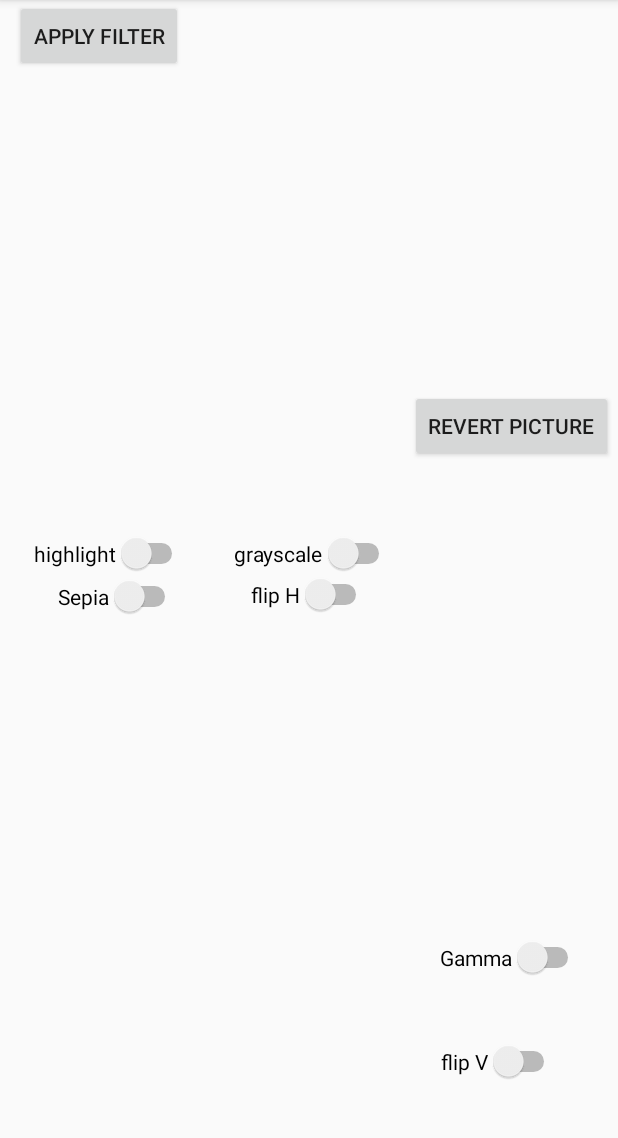
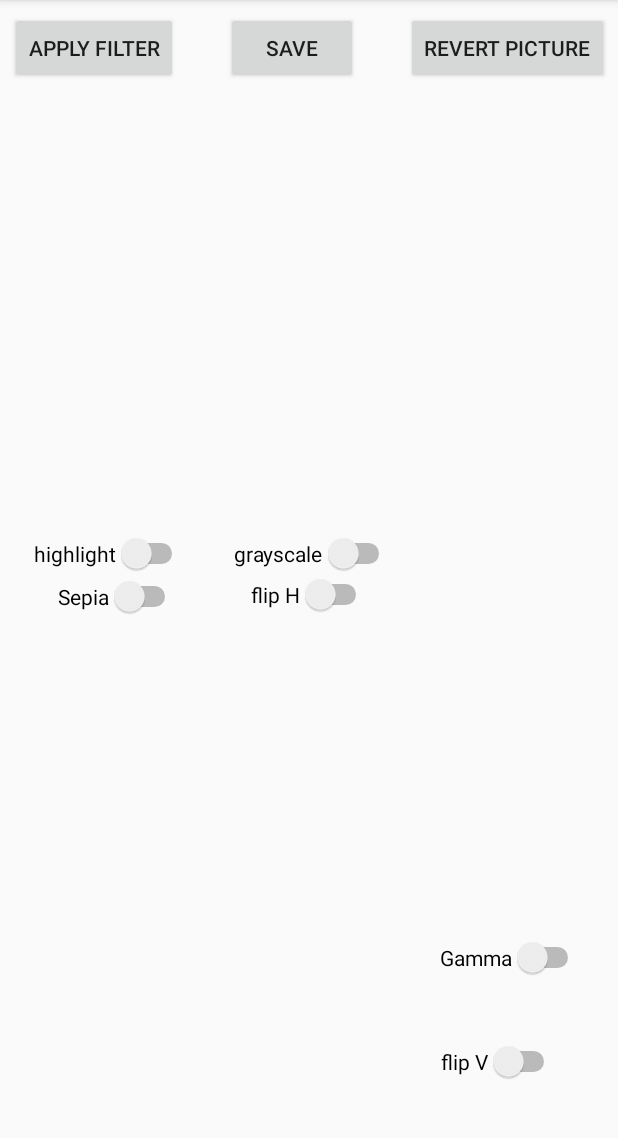
Before and after one commit to acarteas/Teaching-MobileApps, an Android app: the Activity2 screen opened directly, with no data from a screen before it, after a tap on "REVERT PICTURE", on a phone screen of 412 x 824 dp, the part 84-1222 px from its top. Run offline under Robolectric (Android 15) with nearby library versions, the phone set to English and light mode, and no system bars.

Commit message:
fixed layout button issue.  added save option to external harddrive.  added toast on save complete.

```diff
--- a/projects/project 2/JKP2/app/src/main/AndroidManifest.xml
+++ b/projects/project 2/JKP2/app/src/main/AndroidManifest.xml
@@ -1,6 +1,9 @@
 <?xml version="1.0" encoding="utf-8"?>
 <manifest xmlns:android="http://schemas.android.com/apk/res/android"
     package="com.kinne.jack.jkp2">
+
+    <uses-permission android:name="android.permission.WRITE_EXTERNAL_STORAGE" />
+    <uses-permission android:name="android.permission.VIBRATE" />
 
     <application
         android:allowBackup="true"
--- a/projects/project 2/JKP2/app/src/main/java/com/kinne/jack/jkp2/Activity2.java
+++ b/projects/project 2/JKP2/app/src/main/java/com/kinne/jack/jkp2/Activity2.java
@@ -1,5 +1,6 @@
 package com.kinne.jack.jkp2;
 //Jack Daniel Kinne.  Project 2.  Mobile Apps CS 480.
+import android.content.Context;
 import android.content.Intent;
 import android.graphics.Bitmap;
 import android.graphics.BlurMaskFilter;
@@ -8,13 +9,23 @@ import android.graphics.Color;
 import android.graphics.Matrix;
 import android.graphics.Paint;
 import android.graphics.PorterDuff;
+import android.net.Uri;
+import android.os.Environment;
+import android.os.Vibrator;
+import android.provider.MediaStore;
 import android.support.v7.app.AppCompatActivity;
 import android.os.Bundle;
 import android.view.View;
 import android.widget.Button;
 import android.widget.ImageView;
 import android.widget.Switch;
+import android.widget.Toast;
 
+import java.io.File;
+import java.io.FileOutputStream;
+import java.text.SimpleDateFormat;
+import java.time.Instant;
+import java.util.Date;
 import java.util.Random;
 
 public class Activity2 extends AppCompatActivity {
@@ -26,6 +37,8 @@ public class Activity2 extends AppCompatActivity {
     Bitmap bitmap;
     //button for applying filters
     Button applyFilterButton;
+    //button for saving file
+    Button saveButton;
 
     //switches
     Switch highlightSwitch;
@@ -34,6 +47,9 @@ public class Activity2 extends AppCompatActivity {
     Switch sepiaSwitch;
     Switch flipVSwitch;
     Switch flipHSwitch;
+
+    //vibrate
+    //Vibrator v = (Vibrator) getSystemService(Context.VIBRATOR_SERVICE);
 
     @Override
     protected void onCreate(Bundle savedInstanceState) {
@@ -48,6 +64,10 @@ public class Activity2 extends AppCompatActivity {
         bitmap = getIntent().getParcelableExtra("bitmap");
         savedPic = (ImageView)findViewById(R.id.imageView2);
         savedPic.setImageBitmap(bitmap);
+
+        //save a file
+        saveButton = (Button) findViewById(R.id.saveButton);
+        saveButton.setOnClickListener(new Activity2.saveAPic());
 
         //apply filters
         applyFilterButton = (Button) findViewById(R.id.applyFilterButton);
@@ -256,11 +276,14 @@ public class Activity2 extends AppCompatActivity {
         @Override
         public void onClick(View view) {
 
+            //vibrate on button click
+            //v.vibrate(300);
+
             //mutable bitmapping, so we can change colors.  placed here to only apply selected effects.
             Bitmap mutableBitmap = bitmap.copy(Bitmap.Config.ARGB_8888, true);
             //Canvas canvas = new Canvas(mutableBitmap);
 
-            //TODO: implement color manipulations as multiple
+            //photo manipulations
             if ( highlightSwitch.isChecked() ){
                 //highlight the image
                 mutableBitmap = doHighlightImage(bitmap);
@@ -286,13 +309,13 @@ public class Activity2 extends AppCompatActivity {
                 savedPic.setImageBitmap(mutableBitmap);
             }
             if ( flipVSwitch.isChecked() ){
-                //sepia the image
+                //flip vertical the image
                 mutableBitmap = flip(mutableBitmap, 1);
                 savedPic =(ImageView)  findViewById(R.id.imageView2);
                 savedPic.setImageBitmap(mutableBitmap);
             }
             if ( flipHSwitch.isChecked() ){
-                //sepia the image
+                //flip horizontal the image
                 mutableBitmap = flip(mutableBitmap, 2);
                 savedPic =(ImageView)  findViewById(R.id.imageView2);
                 savedPic.setImageBitmap(mutableBitmap);
@@ -301,13 +324,74 @@ public class Activity2 extends AppCompatActivity {
         }
     }
 
-    //change activity
+
+    //save a file
+    private static void saveImage(Bitmap finalBitmap) {
+
+        String root = Environment.getExternalStorageDirectory().getAbsolutePath();
+        File myDir = new File(root + "/saved_images");
+        myDir.mkdirs();
+
+        //date string
+        SimpleDateFormat sdf1 = new SimpleDateFormat("dd.MM.yy");
+        String currentDateandTime = sdf1.format(new Date());
+
+        String fname = "Image-"+ currentDateandTime +".jpg";
+        File file = new File (myDir, fname);
+        if (file.exists ()) file.delete ();
+        try {
+            FileOutputStream out = new FileOutputStream(file);
+            finalBitmap.compress(Bitmap.CompressFormat.JPEG, 90, out);
+            out.flush();
+            out.close();
+
+        } catch (Exception e) {
+            e.printStackTrace();
+        }
+    }
+
+    class saveAPic implements  Button.OnClickListener{
+        @Override
+        public void onClick(View view) {
+
+            //vibrate on button click
+            //v.vibrate(300);
+
+            //TODO: SAVE A FILE!
+
+            Bitmap saveMe = savedPic.getDrawingCache();
+            saveImage(saveMe);
+
+
+            Toast.makeText(getApplicationContext(), "Picture Saved!", Toast.LENGTH_SHORT).show();
+
+        }
+    }
+
+
+
+
+
+
+    //revert image
     class changeActivity implements  Button.OnClickListener{
         @Override
         public void onClick(View view) {
-            //to go back to the first activity.
-            //startActivity(new Intent(getApplicationContext(),MainActivity.class));
+            //revert image back to original
             savedPic.setImageBitmap(bitmap);
+
+            //vibrate on button click
+            //v.vibrate(300);
+
+            //reset all switches!  (switches get stitches)
+            highlightSwitch.setChecked(false);
+            grayscaleSwitch.setChecked(false);
+            doGammaSwitch.setChecked(false);
+            sepiaSwitch.setChecked(false);
+            flipVSwitch.setChecked(false);
+            flipHSwitch.setChecked(false);
+
+
         }
     }
 
--- a/projects/project 2/JKP2/app/src/main/res/layout/activity_2.xml
+++ b/projects/project 2/JKP2/app/src/main/res/layout/activity_2.xml
@@ -10,14 +10,16 @@
         android:id="@+id/backButton"
         android:layout_width="wrap_content"
         android:layout_height="wrap_content"
-        android:layout_marginBottom="460dp"
-        android:layout_marginEnd="3dp"
-        android:layout_marginStart="261dp"
+        android:layout_marginBottom="8dp"
+        android:layout_marginEnd="16dp"
+        android:layout_marginStart="16dp"
+        android:layout_marginTop="8dp"
         android:text="Revert Picture"
         app:layout_constraintBottom_toBottomOf="parent"
         app:layout_constraintEnd_toEndOf="parent"
-        app:layout_constraintHorizontal_bias="1.0"
-        app:layout_constraintStart_toStartOf="parent" />
+        app:layout_constraintStart_toEndOf="@+id/saveButton"
+        app:layout_constraintTop_toTopOf="parent"
+        app:layout_constraintVertical_bias="0.0" />
 
     <ImageView
         android:id="@+id/imageView2"
@@ -111,9 +113,30 @@
         android:id="@+id/applyFilterButton"
         android:layout_width="wrap_content"
         android:layout_height="wrap_content"
-        android:layout_marginStart="10dp"
+        android:layout_marginBottom="8dp"
+        android:layout_marginEnd="16dp"
+        android:layout_marginStart="16dp"
+        android:layout_marginTop="8dp"
         android:text="Apply Filter"
+        app:layout_constraintBottom_toTopOf="@+id/imageView2"
+        app:layout_constraintEnd_toStartOf="@+id/saveButton"
         app:layout_constraintStart_toStartOf="parent"
-        tools:layout_editor_absoluteY="3dp" />
+        app:layout_constraintTop_toTopOf="parent"
+        app:layout_constraintVertical_bias="0.0" />
+
+    <Button
+        android:id="@+id/saveButton"
+        android:layout_width="wrap_content"
+        android:layout_height="wrap_content"
+        android:layout_marginBottom="8dp"
+        android:layout_marginEnd="16dp"
+        android:layout_marginStart="16dp"
+        android:layout_marginTop="8dp"
+        android:text="Save"
+        app:layout_constraintBottom_toTopOf="@+id/imageView2"
+        app:layout_constraintEnd_toStartOf="@+id/backButton"
+        app:layout_constraintStart_toEndOf="@+id/applyFilterButton"
+        app:layout_constraintTop_toTopOf="parent"
+        app:layout_constraintVertical_bias="0.0" />
 
 </android.support.constraint.ConstraintLayout>
```
Also changed, not shown: projects/project 2/JKP2/app/src/main/java/com/kinne/jack/jkp2/MainActivity.java (+0 -17 lines).
